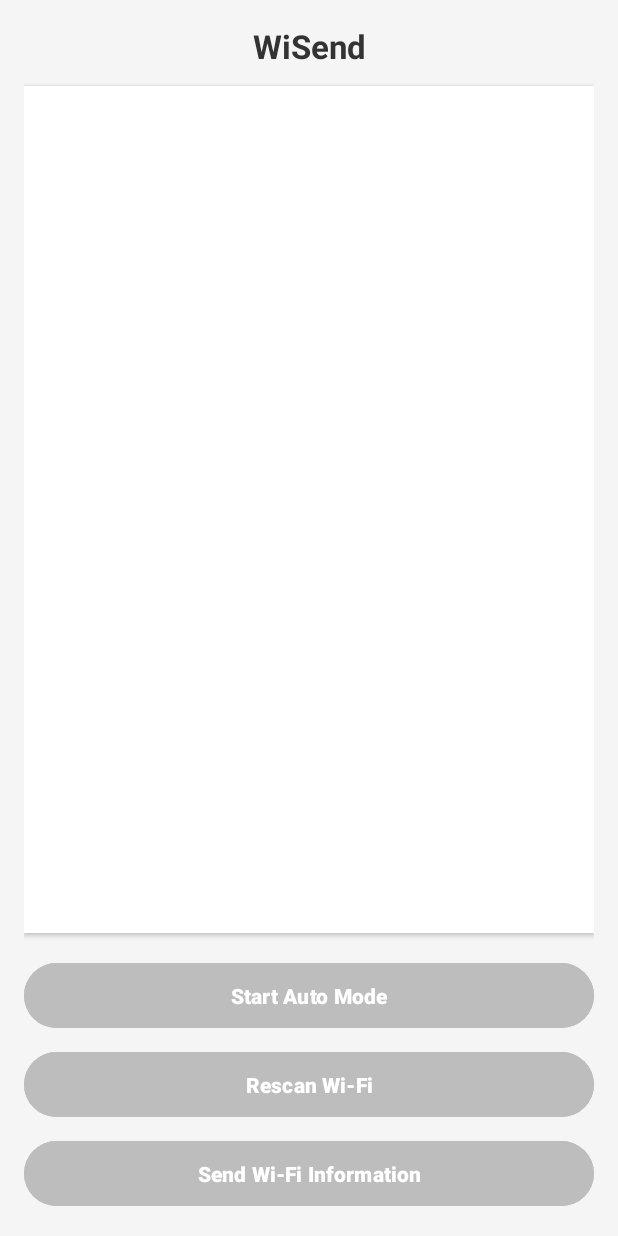
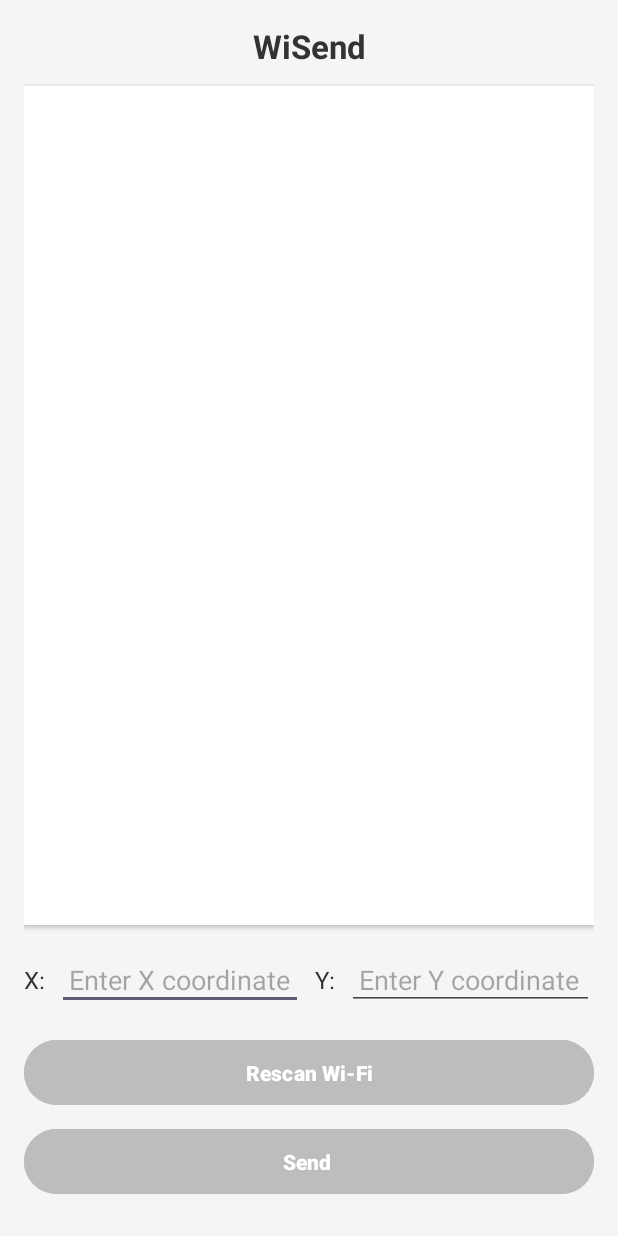
Before and after one commit to toando0212/send-wifi-in4, an Android app: the screen it shows after launch (MainActivity), on a phone screen of 412 x 824 dp. Run offline under Robolectric (Android 15) with nearby library versions, the phone set to English and light mode, and no system bars.

Commit message:
retake commit

```diff
--- a/app/src/main/AndroidManifest.xml
+++ b/app/src/main/AndroidManifest.xml
@@ -1,7 +1,9 @@
 <?xml version="1.0" encoding="utf-8"?>
 <manifest xmlns:android="http://schemas.android.com/apk/res/android"
-    xmlns:tools="http://schemas.android.com/tools">
+    xmlns:tools="http://schemas.android.com/tools"
+    package="com.example.determinecoordinates">
 
+    <uses-permission android:name="android.permission.ACCESS_FINE_LOCATION" />
     <uses-permission android:name="android.permission.ACCESS_WIFI_STATE" />
     <uses-permission android:name="android.permission.CHANGE_WIFI_STATE" />
     <uses-permission android:name="android.permission.ACCESS_FINE_LOCATION" />
--- a/app/src/main/res/layout/activity_main.xml
+++ b/app/src/main/res/layout/activity_main.xml
@@ -31,6 +31,50 @@
         android:padding="8dp"
         android:elevation="2dp" />
 
+    <!-- Coordinates Input Section -->
+    <LinearLayout
+        android:layout_width="match_parent"
+        android:layout_height="wrap_content"
+        android:orientation="horizontal"
+        android:gravity="center"
+        android:paddingTop="16dp">
+
+        <TextView
+            android:layout_width="wrap_content"
+            android:layout_height="wrap_content"
+            android:text="X:"
+            android:textSize="16sp"
+            android:textColor="#333333"
+            android:paddingEnd="8dp" />
+
+        <EditText
+            android:id="@+id/editTextX"
+            android:layout_width="0dp"
+            android:layout_height="wrap_content"
+            android:layout_weight="1"
+            android:hint="Enter X coordinate"
+            android:inputType="numberDecimal"
+            android:padding="8dp" />
+
+        <TextView
+            android:layout_width="wrap_content"
+            android:layout_height="wrap_content"
+            android:text="Y:"
+            android:textSize="16sp"
+            android:textColor="#333333"
+            android:paddingStart="8dp"
+            android:paddingEnd="8dp" />
+
+        <EditText
+            android:id="@+id/editTextY"
+            android:layout_width="0dp"
+            android:layout_height="wrap_content"
+            android:layout_weight="1"
+            android:hint="Enter Y coordinate"
+            android:inputType="numberDecimal"
+            android:padding="8dp" />
+    </LinearLayout>
+
     <!-- Buttons Section -->
     <LinearLayout
         android:layout_width="match_parent"
@@ -38,17 +82,6 @@
         android:orientation="vertical"
         android:gravity="center_horizontal"
         android:paddingTop="16dp">
-
-        <Button
-            android:id="@+id/buttonToggleAutoMode"
-            android:layout_width="match_parent"
-            android:layout_height="wrap_content"
-            android:layout_marginBottom="8dp"
-            android:backgroundTint="#BDBDBD"
-            android:text="Start Auto Mode"
-            android:textColor="#FFFFFF"
-            android:textStyle="bold"
-            android:padding="12dp" />
 
         <Button
             android:id="@+id/buttonRescan"
@@ -65,11 +98,22 @@
             android:id="@+id/buttonSendWifiInformation"
             android:layout_width="match_parent"
             android:layout_height="wrap_content"
+            android:layout_marginBottom="8dp"
             android:backgroundTint="#BDBDBD"
-            android:text="Send Wi-Fi Information"
+            android:text="Send "
             android:textColor="#FFFFFF"
             android:textStyle="bold"
             android:padding="12dp" />
+
+<!--        <Button-->
+<!--            android:id="@+id/buttonSendCoordinates"-->
+<!--            android:layout_width="match_parent"-->
+<!--            android:layout_height="wrap_content"-->
+<!--            android:backgroundTint="#BDBDBD"-->
+<!--            android:text="Send Coordinates"-->
+<!--            android:textColor="#FFFFFF"-->
+<!--            android:textStyle="bold"-->
+<!--            android:padding="12dp" />-->
     </LinearLayout>
 
 </LinearLayout>
--- a/app/src/main/res/xml/network_security_config.xml
+++ b/app/src/main/res/xml/network_security_config.xml
@@ -1,6 +1,6 @@
 <?xml version="1.0" encoding="utf-8"?>
 <network-security-config>
     <domain-config cleartextTrafficPermitted="true">
-        <domain includeSubdomains="true">10.10.17.93</domain>
+        <domain includeSubdomains="true">10.10.17.108</domain>
     </domain-config>
 </network-security-config>
```
Also changed, not shown: app/src/main/java/com/example/determinecoordinates/MainActivity.java (+157 -81 lines), 3 other files.
